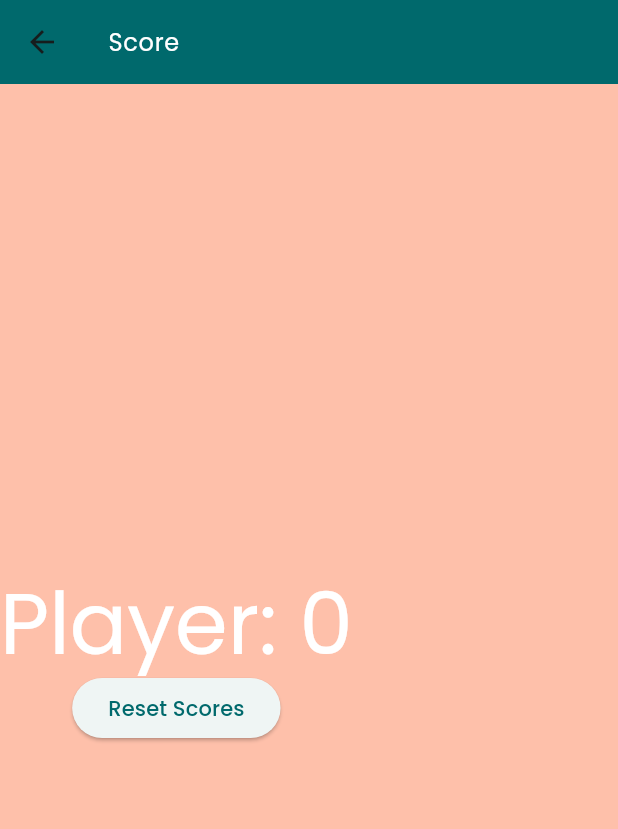
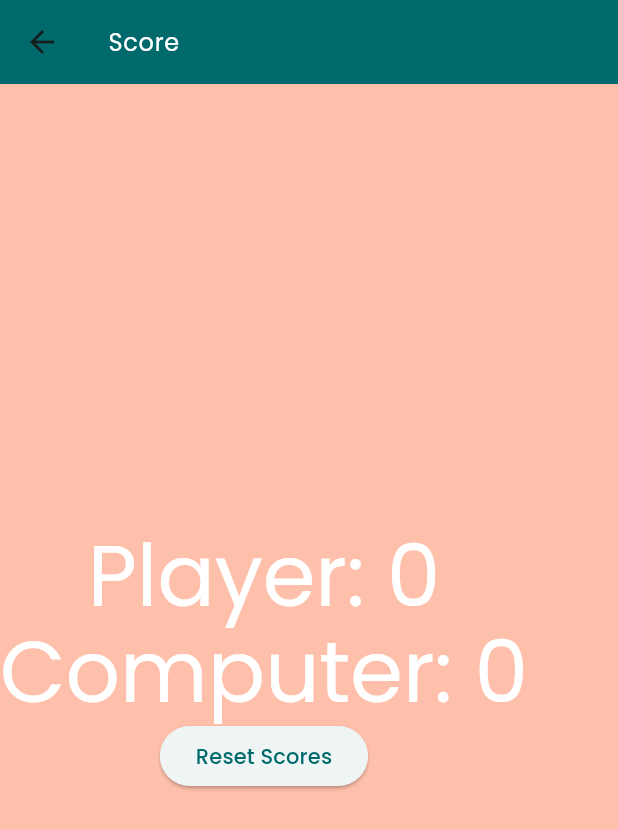
Before and after one commit to inakuhn/code-excursion-rps-ki-app, a Flutter app: the ScoreScreen screen opened by its route, on a phone screen of 412 x 824 dp. Shown: the top 829 px of the screen. Run offline on Flutter 3.47's test engine with Material 3 defaults, Android fonts, the phone set to English and light mode, and no system bars; our stand-ins replace camera, google_fonts, lottie; missing offline and left inert: tflite_flutter.

Commit message:
Add 📄Aufgabe 8.2 Füge RPSText hinzu, um den Punktestand des des Computers darzustellen.

```diff
--- a/lib/ui/screen/score_screen.dart
+++ b/lib/ui/screen/score_screen.dart
@@ -41,6 +41,9 @@ class _ScoreScreenState extends State<ScoreScreen> {
 
           /// TODO 📄 Aufgabe 8.2 Füge RPSText hinzu, um den Punktestand des des Computers darzustellen.
           /// widget.scoreLogic.score.computerScore
+          RPSText(
+            text: "Computer: ${widget.scoreLogic.score.computerScore}",
+          ),
           ElevatedButton(
             onPressed: () {
               resetScores();
```
